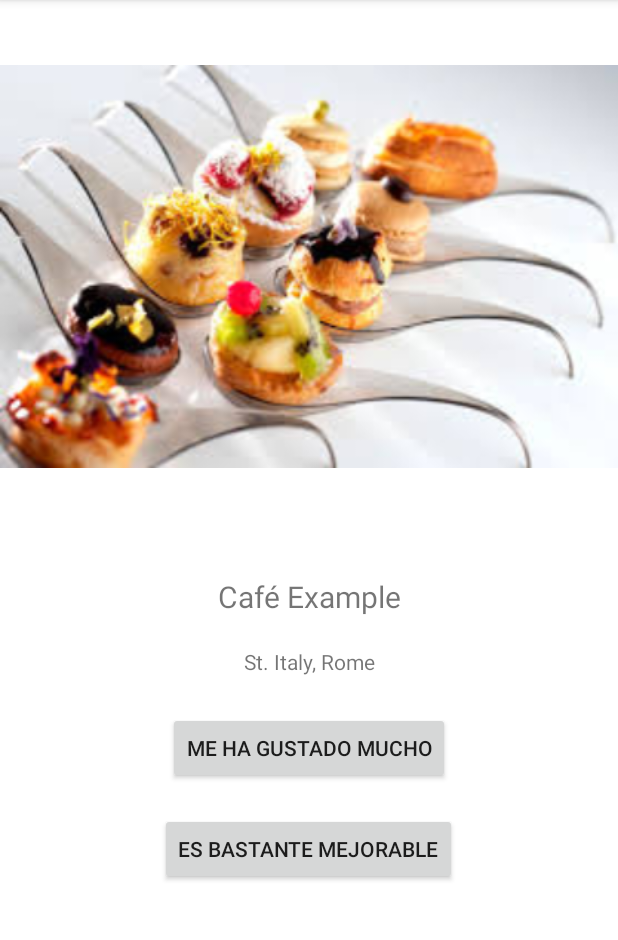
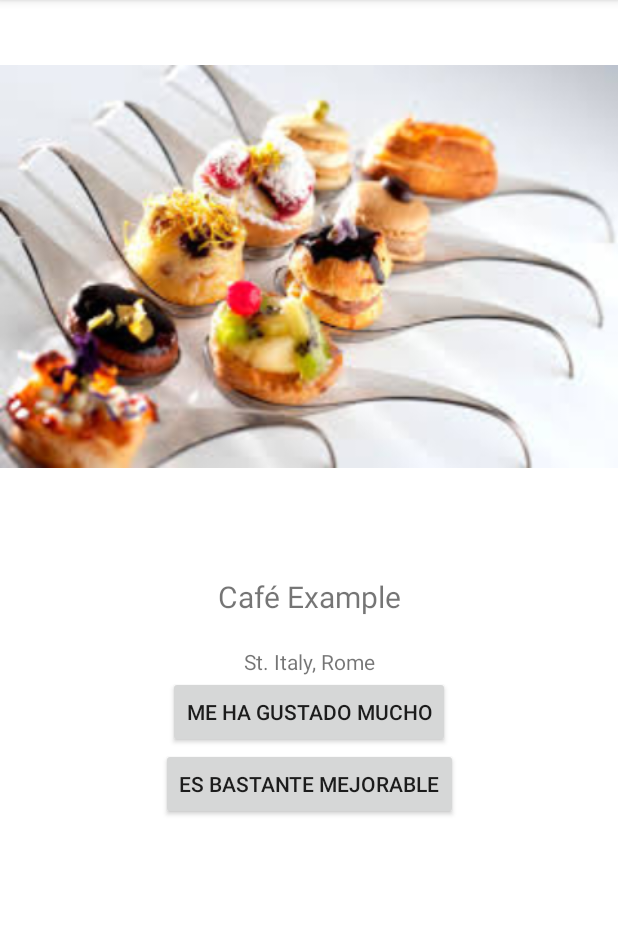
Before and after one commit to MeryZz/Coffee_Shops, an Android app: the fragment DetailFragment placed in its activity, on a phone screen of 412 x 824 dp, the part 84-1024 px from its top. Run offline under Robolectric (Android 15) with nearby library versions, the phone set to English and light mode, and no system bars.

```diff
--- a/app/src/main/java/com/example/coffeshops/DetailFragment.kt
+++ b/app/src/main/java/com/example/coffeshops/DetailFragment.kt
@@ -4,6 +4,7 @@ import android.os.Bundle
 import android.view.LayoutInflater
 import android.view.View
 import android.view.ViewGroup
+import android.widget.Button
 import android.widget.ImageView
 import android.widget.TextView
 import androidx.fragment.app.Fragment
@@ -23,7 +24,7 @@ class DetailFragment : Fragment(R.layout.fragment_detail) {
         val shopImage = arguments?.getInt("shop_image") ?: R.drawable.images
 
         // Acceder a los elementos de la vista
-        val shopNameTextView = view?.findViewById<TextView>(R.id.tvNombre)
+        val shopNameTextView = view?.findViewById<TextView>(R.id.shopNameTextView)
         val imageView = view?.findViewById<ImageView>(R.id.imageView)
 
         // Configurar los elementos de la UI
@@ -38,6 +39,18 @@ class DetailFragment : Fragment(R.layout.fragment_detail) {
         return view
     }
 
+    override fun onViewCreated(view: View, savedInstanceState: Bundle?) {
+        super.onViewCreated(view, savedInstanceState)
+
+        view.findViewById<Button>(R.id.btnSi)?.apply {
+            visibility = View.VISIBLE
+        }
+
+        view.findViewById<Button>(R.id.btnNo)?.apply {
+            visibility = View.VISIBLE
+        }
+    }
+
     companion object {
         // Función para crear una nueva instancia de este fragmento
         fun newInstance(shopName: String, shopImage: Int): DetailFragment {
--- a/app/src/main/res/layout/fragment_detail.xml
+++ b/app/src/main/res/layout/fragment_detail.xml
@@ -1,12 +1,13 @@
 <?xml version="1.0" encoding="utf-8"?>
-<androidx.constraintlayout.widget.ConstraintLayout xmlns:android="http://schemas.android.com/apk/res/android"
+<androidx.constraintlayout.motion.widget.MotionLayout xmlns:android="http://schemas.android.com/apk/res/android"
     xmlns:app="http://schemas.android.com/apk/res-auto"
     xmlns:tools="http://schemas.android.com/tools"
+    android:id="@+id/motionLayout"
     android:layout_width="match_parent"
     android:layout_height="match_parent"
     android:background="#FFFFFF"
+    app:layoutDescription="@xml/scene_motion"
     tools:context=".DetailFragment">
-
 
     <ImageView
         android:id="@+id/imageView"
@@ -16,7 +17,6 @@
         app:layout_constraintEnd_toEndOf="parent"
         app:layout_constraintStart_toStartOf="parent"
         app:layout_constraintTop_toTopOf="parent" />
-
 
     <TextView
         android:id="@+id/shopNameTextView"
@@ -41,26 +41,21 @@
         app:layout_constraintTop_toBottomOf="@id/shopNameTextView" />
 
     <Button
-        android:id="@+id/btnEditar"
+        android:id="@+id/btnSi"
         android:layout_width="wrap_content"
         android:layout_height="wrap_content"
-        android:layout_marginTop="24dp"
         android:text="Me ha gustado mucho"
-        app:layout_constraintEnd_toEndOf="parent"
+        app:layout_constraintTop_toBottomOf="@id/tvSubtitulo"
         app:layout_constraintStart_toStartOf="parent"
-        app:layout_constraintTop_toBottomOf="@id/tvSubtitulo" />
+        app:layout_constraintEnd_toEndOf="parent" />
 
     <Button
-        android:id="@+id/btnEliminar"
+        android:id="@+id/btnNo"
         android:layout_width="wrap_content"
         android:layout_height="wrap_content"
-        android:layout_marginTop="16dp"
         android:text="Es bastante mejorable"
-        app:layout_constraintBottom_toBottomOf="parent"
-        app:layout_constraintEnd_toEndOf="parent"
-        app:layout_constraintHorizontal_bias="0.497"
+        app:layout_constraintTop_toBottomOf="@id/btnSi"
         app:layout_constraintStart_toStartOf="parent"
-        app:layout_constraintTop_toBottomOf="@+id/btnEditar"
-        app:layout_constraintVertical_bias="0.02" />
+        app:layout_constraintEnd_toEndOf="parent" />
 
-</androidx.constraintlayout.widget.ConstraintLayout>
+</androidx.constraintlayout.motion.widget.MotionLayout>
--- /dev/null
+++ b/app/src/main/res/xml/scene_motion.xml
@@ -0,0 +1,64 @@
+<?xml version="1.0" encoding="utf-8"?>
+<MotionScene xmlns:android="http://schemas.android.com/apk/res/android"
+    xmlns:app="http://schemas.android.com/apk/res-auto">
+
+    <!-- Estado inicial -->
+    <ConstraintSet android:id="@+id/start">
+        <Constraint android:id="@id/btnSi"
+            app:layout_constraintTop_toBottomOf="@id/tvSubtitulo"
+            app:layout_constraintStart_toStartOf="parent"
+            app:layout_constraintEnd_toEndOf="parent"
+            android:layout_width="wrap_content"
+            android:layout_height="wrap_content"
+            android:scaleX="1.0"
+            android:scaleY="1.0" />
+
+        <Constraint android:id="@id/btnNo"
+            app:layout_constraintTop_toBottomOf="@id/btnSi"
+            app:layout_constraintStart_toStartOf="parent"
+            app:layout_constraintEnd_toEndOf="parent"
+            android:layout_width="wrap_content"
+            android:layout_height="wrap_content"
+            android:scaleX="1.0"
+            android:scaleY="1.0" />
+    </ConstraintSet>
+
+    <!-- Estado final cuando se pulsa btnSi (se hace más grande) -->
+    <ConstraintSet android:id="@+id/end_edit">
+        <Constraint android:id="@id/btnSi"
+            android:scaleX="1.5"
+            android:scaleY="1.5"
+            android:layout_width="wrap_content"
+            android:layout_height="wrap_content" />
+    </ConstraintSet>
+
+    <!-- Estado final cuando se pulsa btnNo (se hace más grande) -->
+    <ConstraintSet android:id="@+id/end_delete">
+        <Constraint android:id="@id/btnNo"
+            android:scaleX="1.5"
+            android:scaleY="1.5"
+            android:layout_width="wrap_content"
+            android:layout_height="wrap_content" />
+    </ConstraintSet>
+
+    <!-- Transición para btnSi -->
+    <Transition
+        app:constraintSetStart="@id/start"
+        app:constraintSetEnd="@id/end_edit"
+        app:duration="500">
+        <OnClick
+            app:targetId="@id/btnSi"
+            app:clickAction="toggle" />
+    </Transition>
+
+    <!-- Transición para btnNo -->
+    <Transition
+        app:constraintSetStart="@id/start"
+        app:constraintSetEnd="@id/end_delete"
+        app:duration="500">
+        <OnClick
+            app:targetId="@id/btnNo"
+            app:clickAction="toggle" />
+    </Transition>
+
+</MotionScene>
```
